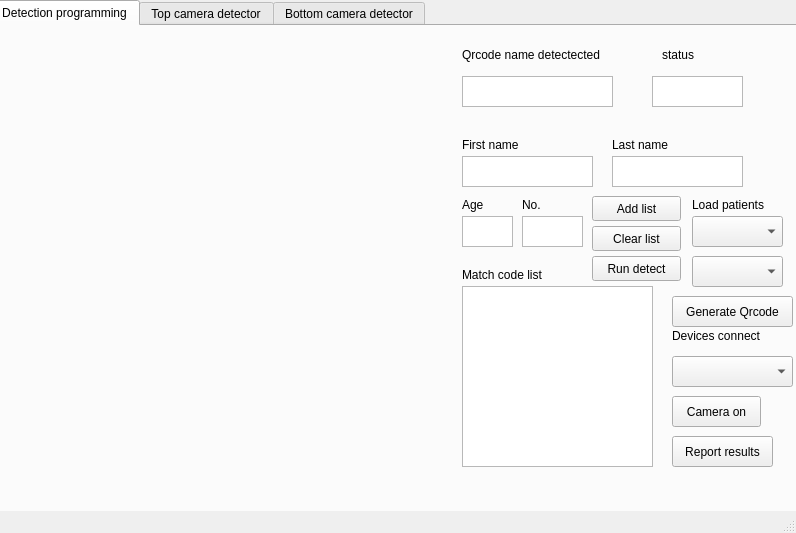
This is coviddetector.ui in KornbotDevUltimatorKraton/Gui_rpi_covid_detector as Qt 5 draws it before an edit. The edited form follows.
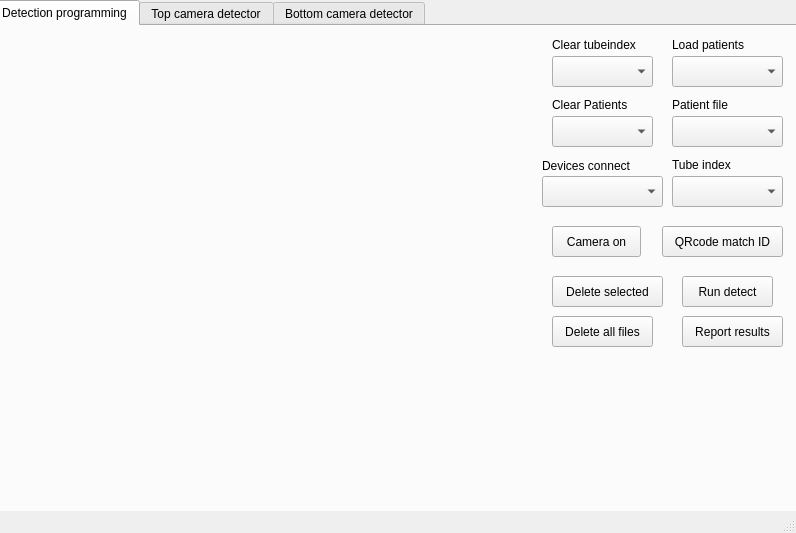
This is the edited form.

Patch:
```diff
--- a/coviddetector.ui
+++ b/coviddetector.ui
@@ -33,45 +33,12 @@
      <attribute name="title">
       <string>Detection programming</string>
      </attribute>
-     <widget class="QTextEdit" name="textEdit">
-      <property name="geometry">
-       <rect>
-        <x>470</x>
-        <y>50</y>
-        <width>151</width>
-        <height>31</height>
-       </rect>
-      </property>
-     </widget>
-     <widget class="QTextEdit" name="textEdit_2">
-      <property name="geometry">
-       <rect>
-        <x>660</x>
-        <y>50</y>
-        <width>91</width>
-        <height>31</height>
-       </rect>
-      </property>
-     </widget>
-     <widget class="QLabel" name="label_15">
-      <property name="geometry">
-       <rect>
-        <x>470</x>
-        <y>20</y>
-        <width>181</width>
-        <height>17</height>
-       </rect>
-      </property>
-      <property name="text">
-       <string>Qrcode name detectected</string>
-      </property>
-     </widget>
      <widget class="QLabel" name="label_16">
       <property name="geometry">
        <rect>
         <x>10</x>
         <y>0</y>
-        <width>451</width>
+        <width>531</width>
         <height>441</height>
        </rect>
       </property>
@@ -79,73 +46,11 @@
        <string/>
       </property>
      </widget>
-     <widget class="QLabel" name="label_17">
-      <property name="geometry">
-       <rect>
-        <x>670</x>
-        <y>20</y>
-        <width>91</width>
-        <height>17</height>
-       </rect>
-      </property>
-      <property name="text">
-       <string>status</string>
-      </property>
-     </widget>
-     <widget class="QTextEdit" name="textEdit_3">
-      <property name="geometry">
-       <rect>
-        <x>470</x>
-        <y>260</y>
-        <width>191</width>
-        <height>181</height>
-       </rect>
-      </property>
-     </widget>
-     <widget class="QPushButton" name="pushButton_3">
-      <property name="geometry">
-       <rect>
-        <x>600</x>
-        <y>170</y>
-        <width>89</width>
-        <height>25</height>
-       </rect>
-      </property>
-      <property name="text">
-       <string>Add list</string>
-      </property>
-     </widget>
-     <widget class="QPushButton" name="pushButton_4">
-      <property name="geometry">
-       <rect>
-        <x>600</x>
-        <y>200</y>
-        <width>89</width>
-        <height>25</height>
-       </rect>
-      </property>
-      <property name="text">
-       <string>Clear list</string>
-      </property>
-     </widget>
-     <widget class="QLabel" name="label_18">
-      <property name="geometry">
-       <rect>
-        <x>470</x>
-        <y>240</y>
-        <width>111</width>
-        <height>17</height>
-       </rect>
-      </property>
-      <property name="text">
-       <string>Match code list</string>
-      </property>
-     </widget>
      <widget class="QPushButton" name="pushButton_5">
       <property name="geometry">
        <rect>
-        <x>680</x>
-        <y>410</y>
+        <x>690</x>
+        <y>290</y>
         <width>101</width>
         <height>31</height>
        </rect>
@@ -157,113 +62,21 @@
      <widget class="QPushButton" name="pushButton_6">
       <property name="geometry">
        <rect>
-        <x>600</x>
-        <y>230</y>
-        <width>89</width>
-        <height>25</height>
+        <x>690</x>
+        <y>250</y>
+        <width>91</width>
+        <height>31</height>
        </rect>
       </property>
       <property name="text">
        <string>Run detect</string>
       </property>
      </widget>
-     <widget class="QTextEdit" name="textEdit_4">
-      <property name="geometry">
-       <rect>
-        <x>470</x>
-        <y>130</y>
-        <width>131</width>
-        <height>31</height>
-       </rect>
-      </property>
-     </widget>
-     <widget class="QTextEdit" name="textEdit_5">
-      <property name="geometry">
-       <rect>
-        <x>620</x>
-        <y>130</y>
-        <width>131</width>
-        <height>31</height>
-       </rect>
-      </property>
-     </widget>
-     <widget class="QLabel" name="label_20">
-      <property name="geometry">
-       <rect>
-        <x>470</x>
-        <y>110</y>
-        <width>81</width>
-        <height>17</height>
-       </rect>
-      </property>
-      <property name="text">
-       <string>First name</string>
-      </property>
-     </widget>
-     <widget class="QLabel" name="label_21">
-      <property name="geometry">
-       <rect>
-        <x>620</x>
-        <y>110</y>
-        <width>81</width>
-        <height>17</height>
-       </rect>
-      </property>
-      <property name="text">
-       <string>Last name</string>
-      </property>
-     </widget>
-     <widget class="QLabel" name="label_22">
-      <property name="geometry">
-       <rect>
-        <x>470</x>
-        <y>170</y>
-        <width>31</width>
-        <height>17</height>
-       </rect>
-      </property>
-      <property name="text">
-       <string>Age</string>
-      </property>
-     </widget>
-     <widget class="QTextEdit" name="textEdit_6">
-      <property name="geometry">
-       <rect>
-        <x>470</x>
-        <y>190</y>
-        <width>51</width>
-        <height>31</height>
-       </rect>
-      </property>
-     </widget>
-     <widget class="QLabel" name="label_23">
-      <property name="geometry">
-       <rect>
-        <x>530</x>
-        <y>170</y>
-        <width>31</width>
-        <height>17</height>
-       </rect>
-      </property>
-      <property name="text">
-       <string>No.</string>
-      </property>
-     </widget>
-     <widget class="QTextEdit" name="textEdit_7">
-      <property name="geometry">
-       <rect>
-        <x>530</x>
-        <y>190</y>
-        <width>61</width>
-        <height>31</height>
-       </rect>
-      </property>
-     </widget>
      <widget class="QComboBox" name="comboBox">
       <property name="geometry">
        <rect>
-        <x>680</x>
-        <y>330</y>
+        <x>550</x>
+        <y>150</y>
         <width>121</width>
         <height>31</height>
        </rect>
@@ -272,8 +85,8 @@
      <widget class="QLabel" name="label_24">
       <property name="geometry">
        <rect>
-        <x>680</x>
-        <y>300</y>
+        <x>550</x>
+        <y>130</y>
         <width>111</width>
         <height>20</height>
        </rect>
@@ -285,22 +98,22 @@
      <widget class="QPushButton" name="pushButton_9">
       <property name="geometry">
        <rect>
-        <x>680</x>
-        <y>270</y>
+        <x>670</x>
+        <y>200</y>
         <width>121</width>
         <height>31</height>
        </rect>
       </property>
       <property name="text">
-       <string>Generate Qrcode</string>
+       <string>QRcode match ID</string>
       </property>
      </widget>
      <widget class="QComboBox" name="comboBox_2">
       <property name="geometry">
        <rect>
-        <x>700</x>
-        <y>190</y>
-        <width>91</width>
+        <x>680</x>
+        <y>30</y>
+        <width>111</width>
         <height>31</height>
        </rect>
       </property>
@@ -308,8 +121,8 @@
      <widget class="QLabel" name="label_25">
       <property name="geometry">
        <rect>
-        <x>700</x>
-        <y>170</y>
+        <x>680</x>
+        <y>10</y>
         <width>101</width>
         <height>17</height>
        </rect>
@@ -321,9 +134,9 @@
      <widget class="QComboBox" name="comboBox_3">
       <property name="geometry">
        <rect>
-        <x>700</x>
-        <y>230</y>
-        <width>91</width>
+        <x>680</x>
+        <y>90</y>
+        <width>111</width>
         <height>31</height>
        </rect>
       </property>
@@ -331,8 +144,8 @@
      <widget class="QPushButton" name="pushButton_10">
       <property name="geometry">
        <rect>
-        <x>680</x>
-        <y>370</y>
+        <x>560</x>
+        <y>200</y>
         <width>89</width>
         <height>31</height>
        </rect>
@@ -341,6 +154,127 @@
        <string>Camera on</string>
       </property>
      </widget>
+     <widget class="QLabel" name="label_15">
+      <property name="geometry">
+       <rect>
+        <x>680</x>
+        <y>70</y>
+        <width>91</width>
+        <height>17</height>
+       </rect>
+      </property>
+      <property name="text">
+       <string>Patient file</string>
+      </property>
+     </widget>
+     <widget class="QComboBox" name="comboBox_4">
+      <property name="geometry">
+       <rect>
+        <x>680</x>
+        <y>150</y>
+        <width>111</width>
+        <height>31</height>
+       </rect>
+      </property>
+     </widget>
+     <widget class="QLabel" name="label_17">
+      <property name="geometry">
+       <rect>
+        <x>680</x>
+        <y>130</y>
+        <width>91</width>
+        <height>17</height>
+       </rect>
+      </property>
+      <property name="text">
+       <string/>
+      </property>
+     </widget>
+     <widget class="QLabel" name="label_18">
+      <property name="geometry">
+       <rect>
+        <x>680</x>
+        <y>130</y>
+        <width>81</width>
+        <height>17</height>
+       </rect>
+      </property>
+      <property name="text">
+       <string>Tube index</string>
+      </property>
+     </widget>
+     <widget class="QComboBox" name="comboBox_5">
+      <property name="geometry">
+       <rect>
+        <x>560</x>
+        <y>30</y>
+        <width>101</width>
+        <height>31</height>
+       </rect>
+      </property>
+     </widget>
+     <widget class="QLabel" name="label_19">
+      <property name="geometry">
+       <rect>
+        <x>560</x>
+        <y>10</y>
+        <width>111</width>
+        <height>17</height>
+       </rect>
+      </property>
+      <property name="text">
+       <string>Clear tubeindex</string>
+      </property>
+     </widget>
+     <widget class="QLabel" name="label_20">
+      <property name="geometry">
+       <rect>
+        <x>560</x>
+        <y>70</y>
+        <width>101</width>
+        <height>17</height>
+       </rect>
+      </property>
+      <property name="text">
+       <string>Clear Patients</string>
+      </property>
+     </widget>
+     <widget class="QComboBox" name="comboBox_6">
+      <property name="geometry">
+       <rect>
+        <x>560</x>
+        <y>90</y>
+        <width>101</width>
+        <height>31</height>
+       </rect>
+      </property>
+     </widget>
+     <widget class="QPushButton" name="pushButton_3">
+      <property name="geometry">
+       <rect>
+        <x>560</x>
+        <y>250</y>
+        <width>111</width>
+        <height>31</height>
+       </rect>
+      </property>
+      <property name="text">
+       <string>Delete selected</string>
+      </property>
+     </widget>
+     <widget class="QPushButton" name="pushButton_4">
+      <property name="geometry">
+       <rect>
+        <x>560</x>
+        <y>290</y>
+        <width>101</width>
+        <height>31</height>
+       </rect>
+      </property>
+      <property name="text">
+       <string>Delete all files</string>
+      </property>
+     </widget>
     </widget>
     <widget class="QWidget" name="tab1">
      <attribute name="title">
```
